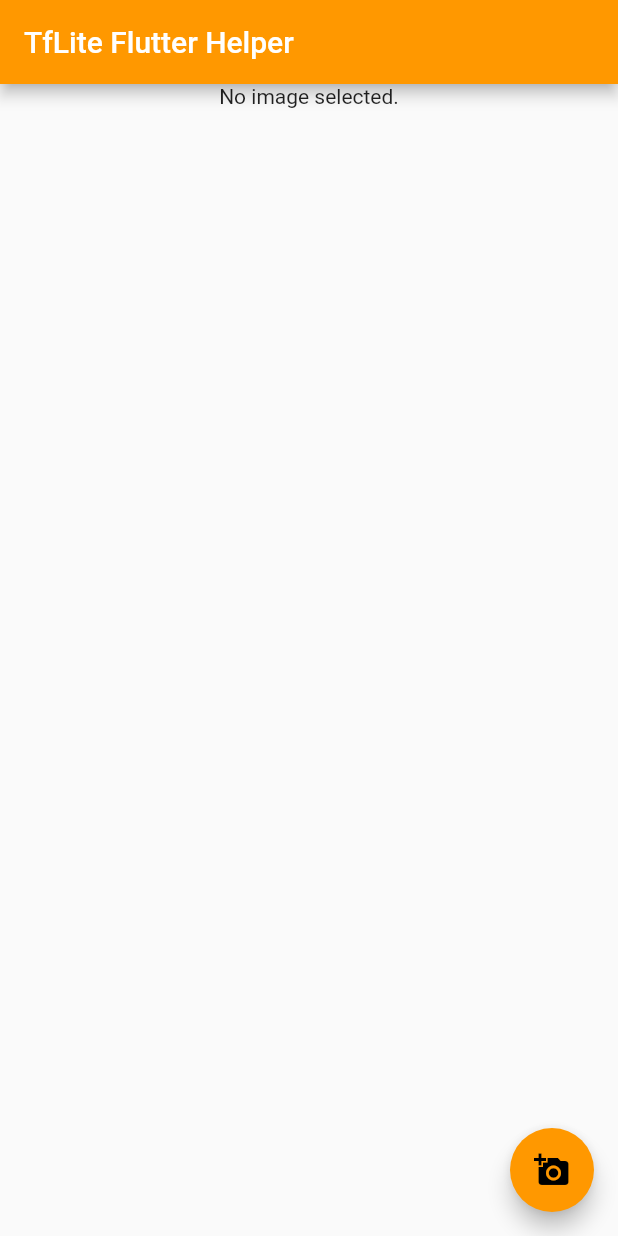
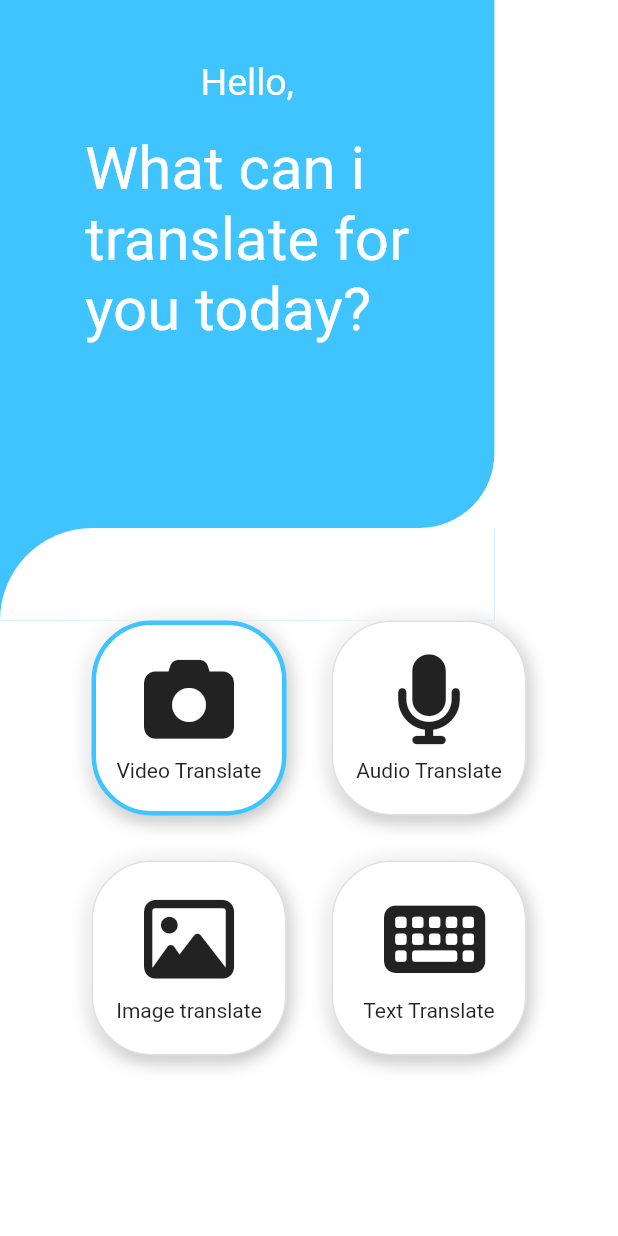
Before and after one commit to MMaduranga/SignLanguageDictionaryApp, a Flutter app: the screen it shows after launch, on a phone screen of 412 x 824 dp. Run offline on Flutter 3.47's test engine with Material 2 defaults, Android fonts, the phone set to English and light mode, and no system bars; our stand-ins replace font_awesome_flutter, image_picker, logger; missing offline and left inert: tflite_flutter, tflite_flutter_helper.

Commit message:
created the home page and design the components

```diff
--- a/lib/frames/home.dart
+++ b/lib/frames/home.dart
@@ -0,0 +1,229 @@
+import 'package:flutter/material.dart';
+import 'package:font_awesome_flutter/font_awesome_flutter.dart';
+import 'image2text.dart';
+import 'realtime.dart';
+import 'realtimeAudio.dart';
+import 'text2sign.dart';
+import 'dart:io';
+
+class Home extends StatefulWidget {
+  const Home({Key? key}) : super(key: key);
+
+  @override
+  State<Home> createState() => _HomeState();
+}
+
+class _HomeState extends State<Home> {
+  List<bool> borderList = [true, false, false, false];
+  @override
+  Widget build(BuildContext context) {
+    Size size = MediaQuery.of(context).size;
+    double containerHight = size.height + AppBar().preferredSize.height;
+    double containerWidth = size.width * 0.8;
+    Color containerColor = Colors.lightBlueAccent;
+
+    return Scaffold(
+      backgroundColor: Colors.white,
+      body: SingleChildScrollView(
+        child: Column(
+          mainAxisAlignment: MainAxisAlignment.start,
+          children: [
+            Row(
+              mainAxisAlignment: MainAxisAlignment.start,
+              children: [
+                Container(
+                  height: MediaQuery.of(context).padding.top,
+                  width: containerWidth,
+                  color: containerColor,
+                )
+              ],
+            ),
+            Row(
+              mainAxisAlignment: MainAxisAlignment.start,
+              children: [
+                Container(
+                  height: containerHight * 0.4,
+                  width: containerWidth,
+                  decoration: BoxDecoration(
+                      color: containerColor,
+                      borderRadius: const BorderRadius.only(
+                        bottomRight: Radius.circular(50),
+                      )),
+                  child: SingleChildScrollView(
+                    child: Column(
+                      mainAxisAlignment: MainAxisAlignment.start,
+                      children: const [
+                        SizedBox(
+                          height: 40,
+                        ),
+                        Text(
+                          "Hello,",
+                          style: TextStyle(color: Colors.white, fontSize: 25),
+                        ),
+                        SizedBox(
+                          height: 20,
+                        ),
+                        Text(
+                          "What can i\ntranslate for\nyou today?",
+                          style: TextStyle(color: Colors.white, fontSize: 40),
+                        )
+                      ],
+                    ),
+                  ),
+                ),
+              ],
+            ),
+            Row(
+              mainAxisAlignment: MainAxisAlignment.start,
+              children: [
+                Container(
+                  height: containerHight * 0.07,
+                  width: containerWidth,
+                  color: containerColor,
+                  child: Container(
+                    height: containerHight * 0.075,
+                    width: size.width,
+                    decoration: const BoxDecoration(
+                        color: Colors.white,
+                        borderRadius: BorderRadius.only(
+                          topLeft: Radius.circular(70),
+                        )),
+                  ),
+                ),
+              ],
+            ),
+            Container(
+              width: size.width,
+              child: Column(
+                children: [
+                  Row(
+                    mainAxisAlignment: MainAxisAlignment.center,
+                    children: [
+                      GestureDetector(
+                          onTap: () {
+                            setState(() {
+                              borderList[0] = true;
+                              borderList[1] =
+                              borderList[2] = borderList[3] = false;
+                            });
+                            Navigator.push(
+                                context,
+                                MaterialPageRoute(
+                                    builder: (context) => RealTimeTranslate()));
+                          },
+                          child: Container(
+                            width: 130,
+                            height: 130,
+                            decoration: boxDecoration(containerColor, 0),
+                            child: buttonContent(
+                                FontAwesomeIcons.camera, "Video Translate"),
+                          )),
+                      const SizedBox(width: 30),
+                      GestureDetector(
+                          onTap: () {
+                            setState(() {
+                              borderList[1] = true;
+                              borderList[0] =
+                              borderList[2] = borderList[3] = false;
+                            });
+                            Navigator.push(
+                                context,
+                                MaterialPageRoute(
+                                    builder: (context) => RealTimeAudioTranslate()));
+                          },
+                          child: Container(
+                            width: 130,
+                            height: 130,
+                            decoration: boxDecoration(containerColor, 1),
+                            child: buttonContent(
+                                FontAwesomeIcons.microphone, "Audio Translate"),
+                          )),
+                    ],
+                  ),
+                  const SizedBox(
+                    height: 30,
+                  ),
+                  Row(
+                    mainAxisAlignment: MainAxisAlignment.center,
+                    children: [
+                      GestureDetector(
+                          onTap: () {
+                            setState(() {
+                              borderList[2] = true;
+                              borderList[0] =
+                              borderList[1] = borderList[3] = false;
+                            });
+                            Navigator.push(
+                                context,
+                                MaterialPageRoute(
+                                    builder: (context) => ImageToText()));
+                          },
+                          child: Container(
+                            width: 130,
+                            height: 130,
+                            decoration: boxDecoration(containerColor, 2),
+                            child: buttonContent(
+                                FontAwesomeIcons.image, "Image translate"),
+                          )),
+                      const SizedBox(width: 30),
+                      GestureDetector(
+                          onTap: () {
+                            setState(() {
+                              borderList[3] = true;
+                              borderList[0] =
+                              borderList[1] = borderList[2] = false;
+                            });
+                            //sleep(Duration(milliseconds: 1000));
+                            Navigator.push(
+                                context,
+                                MaterialPageRoute(
+                                    builder: (context) => TextToSignLanguage()));
+                          },
+                          child: Container(
+                            width: 130,
+                            height: 130,
+                            decoration: boxDecoration(containerColor, 3),
+                            child: buttonContent(FontAwesomeIcons.solidKeyboard,
+                                "Text Translate"),
+                          )),
+                    ],
+                  ),
+                ],
+              ),
+            )
+          ],
+        ),
+      ),
+    );
+  }
+
+  BoxDecoration boxDecoration(Color color, int index) {
+    return BoxDecoration(
+        color: Colors.white,
+        border: borderList[index]
+            ? Border.all(color: color, width: 3.0)
+            : Border.all(color: Colors.grey.shade300),
+        borderRadius: BorderRadius.circular(40),
+        boxShadow: const [
+          BoxShadow(offset: Offset(0, 2), blurRadius: 10, color: Colors.grey),
+          BoxShadow(
+              offset: Offset(-5, -5), blurRadius: 15, color: Colors.white)
+        ]);
+  }
+
+  Widget buttonContent(IconData icon, String text) {
+    return Column(
+      mainAxisAlignment: MainAxisAlignment.center,
+      children: [
+        Icon(
+          icon,
+          size: 60,
+        ),
+       const SizedBox(
+          height: 10,
+        ),
+        Text(text),
+      ],
+    );
+  }
+}
--- a/lib/main.dart
+++ b/lib/main.dart
@@ -1,122 +1,130 @@
 import 'package:flutter/material.dart';
 import 'package:image_picker/image_picker.dart';
 import 'package:logger/logger.dart';
+import 'package:sign_language_dictionary_app/frames/home.dart';
 import 'controller/classifier.dart';
 import 'dart:io';
 import 'package:image/image.dart' as img;
 import 'package:tflite_flutter_helper/tflite_flutter_helper.dart';
 
 void main() {
-  runApp(MyApp());
-}
-class MyApp extends StatelessWidget {
-  @override
-  Widget build(BuildContext context) {
-    return MaterialApp(
-      title: 'Image Classification',
-      theme: ThemeData(
-        primarySwatch: Colors.orange,
-      ),
-      home: MyHomePage(title: 'Flutter Demo Home Page'),
-    );
-  }
+  runApp(MaterialApp(
+    home: const Home(),
+    theme: ThemeData(
+      primaryColor: Colors.lightBlueAccent,
+      accentColor: Colors.lightBlueAccent
+    ),
+  ));
 }
 
-class MyHomePage extends StatefulWidget {
-  MyHomePage({Key? key, this.title}) : super(key: key);
-
-  final String? title;
-
-  @override
-  _MyHomePageState createState() => _MyHomePageState();
-}
-
-class _MyHomePageState extends State<MyHomePage> {
-  late Classifier _classifier;
-  var logger = Logger();
-
-  File? _image;
-  final picker = ImagePicker();
-  Image? _imageWidget;
-  img.Image? fox;
-  Category? category;
-
-  @override
-  void initState() {
-    super.initState();
-
-    _classifier = Classifier();
-    getImage();
-  }
-
-
-
-  Future getImage() async {
-    final pickedFile = await picker.getImage(source: ImageSource.gallery);
-
-    setState(() {
-      _image = File(pickedFile!.path);//
-      _imageWidget = Image.file(_image!);
-      print("000000000000000000000000000000000000");
-      print(_image);
-      _predict();
-    });
-  }
-
-  void _predict() async {
-    img.Image imageInput = img.decodeImage(_image!.readAsBytesSync())!;
-    var pred = _classifier.predict(imageInput);
-    print(pred);
-
-    setState(() {
-      this.category = pred;
-    });
-  }
-
-  @override
-  Widget build(BuildContext context) {
-    return Scaffold(
-      appBar: AppBar(
-        title: const Text('TfLite Flutter Helper',
-            style: TextStyle(color: Colors.white)),
-      ),
-      body: Column(
-        children: <Widget>[
-          Center(
-            child: _image == null
-                ? const Text('No image selected.')
-                : Container(
-              constraints: BoxConstraints(
-                  maxHeight: MediaQuery.of(context).size.height / 2),
-              decoration: BoxDecoration(
-                border: Border.all(),
-              ),
-              child: _imageWidget,
-            ),
-          ),
-          const SizedBox(
-            height: 36,
-          ),
-          Text(
-            category != null ? category!.label : '',
-            style: const TextStyle(fontSize: 20, fontWeight: FontWeight.w600),
-          ),
-          const SizedBox(
-            height: 8,
-          ),
-          Text(
-            category != null
-                ? 'Confidence: ${category!.score.toStringAsFixed(3)}'
-                : '',
-            style: const TextStyle(fontSize: 16),
-          ),
-        ],
-      ),
-      floatingActionButton: FloatingActionButton(
-        onPressed: getImage,
-        tooltip: 'Pick Image',
-        child: const Icon(Icons.add_a_photo),
-      ),
-    );
-  }
-}
+// class MyApp extends StatelessWidget {
+//   @override
+//   Widget build(BuildContext context) {
+//     return MaterialApp(
+//       title: 'Image Classification',
+//       theme: ThemeData(
+//         primarySwatch: Colors.orange,
+//       ),
+//       home: MyHomePage(title: 'Flutter Demo Home Page'),
+//     );
+//   }
+// }
+//
+// class MyHomePage extends StatefulWidget {
+//   MyHomePage({Key? key, this.title}) : super(key: key);
+//
+//   final String? title;
+//
+//   @override
+//   _MyHomePageState createState() => _MyHomePageState();
+// }
+//
+// class _MyHomePageState extends State<MyHomePage> {
+//   late Classifier _classifier;
+//   var logger = Logger();
+//
+//   File? _image;
+//   final picker = ImagePicker();
+//   Image? _imageWidget;
+//   img.Image? fox;
+//   Category? category;
+//
+//   @override
+//   void initState() {
+//     super.initState();
+//
+//     _classifier = Classifier();
+//     getImage();
+//   }
+//
+//
+//
+//   Future getImage() async {
+//     final pickedFile = await picker.getImage(source: ImageSource.gallery);
+//
+//     setState(() {
+//       _image = File(pickedFile!.path);//
+//       _imageWidget = Image.file(_image!);
+//       print("000000000000000000000000000000000000");
+//       print(_image);
+//       _predict();
+//     });
+//   }
+//
+//   void _predict() async {
+//     img.Image imageInput = img.decodeImage(_image!.readAsBytesSync())!;
+//     var pred = _classifier.predict(imageInput);
+//     print(pred);
+//
+//     setState(() {
+//       this.category = pred;
+//     });
+//   }
+//
+//   @override
+//   Widget build(BuildContext context) {
+//     return Scaffold(
+//       appBar: AppBar(
+//         title: const Text('TfLite Flutter Helper',
+//             style: TextStyle(color: Colors.white)),
+//       ),
+//       body: Column(
+//         children: <Widget>[
+//           Center(
+//             child: _image == null
+//                 ? const Text('No image selected.')
+//                 : Container(
+//               constraints: BoxConstraints(
+//                   maxHeight: MediaQuery.of(context).size.height / 2),
+//               decoration: BoxDecoration(
+//                 border: Border.all(),
+//               ),
+//               child: _imageWidget,
+//             ),
+//           ),
+//           const SizedBox(
+//             height: 36,
+//           ),
+//           Text(
+//             category != null ? category!.label : '',
+//             style: const TextStyle(fontSize: 20, fontWeight: FontWeight.w600),
+//           ),
+//           const SizedBox(
+//             height: 8,
+//           ),
+//           Text(
+//             category != null
+//                 ? 'Confidence: ${category!.score.toStringAsFixed(3)}'
+//                 : '',
+//             style: const TextStyle(fontSize: 16),
+//           ),
+//         ],
+//       ),
+//       floatingActionButton: FloatingActionButton(
+//         onPressed: getImage,
+//         tooltip: 'Pick Image',
+//         child: const Icon(Icons.add_a_photo),
+//       ),
+//     );
+//   }
+// }
--- a/pubspec.yaml
+++ b/pubspec.yaml
@@ -40,6 +40,7 @@ dependencies:
   tflite_flutter: ^0.9.0
   tflite_flutter_helper: ^0.3.1
   image_picker: ^0.8.6
+  font_awesome_flutter: ^10.2.1
 
 dev_dependencies:
   flutter_test:
```
Also changed, not shown: lib/frames/image2text.dart (added, +19 -0 lines), lib/frames/realtime.dart (added, +15 -0 lines), lib/frames/realtimeAudio.dart (added, +19 -0 lines), lib/frames/text2sign.dart (added, +19 -0 lines), pubspec.lock.
